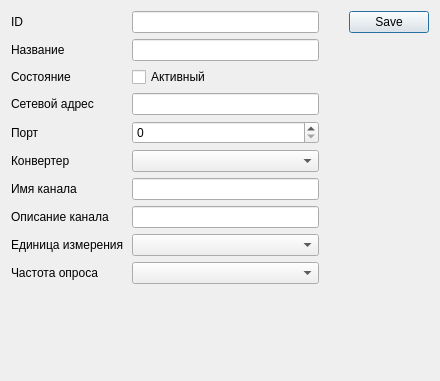
Old version of the form sensorsettings.ui in the repository voytoff/SensorPoolQt.
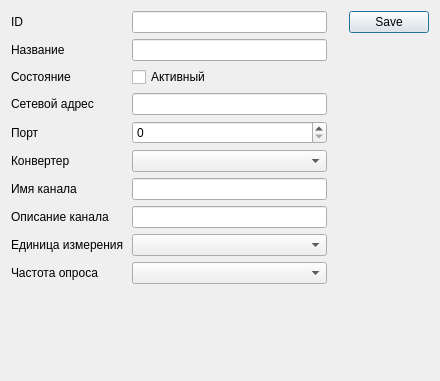
New version of the form.

Patch:
```diff
--- a/sensorsettings.ui
+++ b/sensorsettings.ui
@@ -26,7 +26,7 @@
       <number>6</number>
      </property>
      <property name="rightMargin">
-      <number>24</number>
+      <number>16</number>
      </property>
      <item row="1" column="0">
       <widget class="QLabel" name="_name">
```
